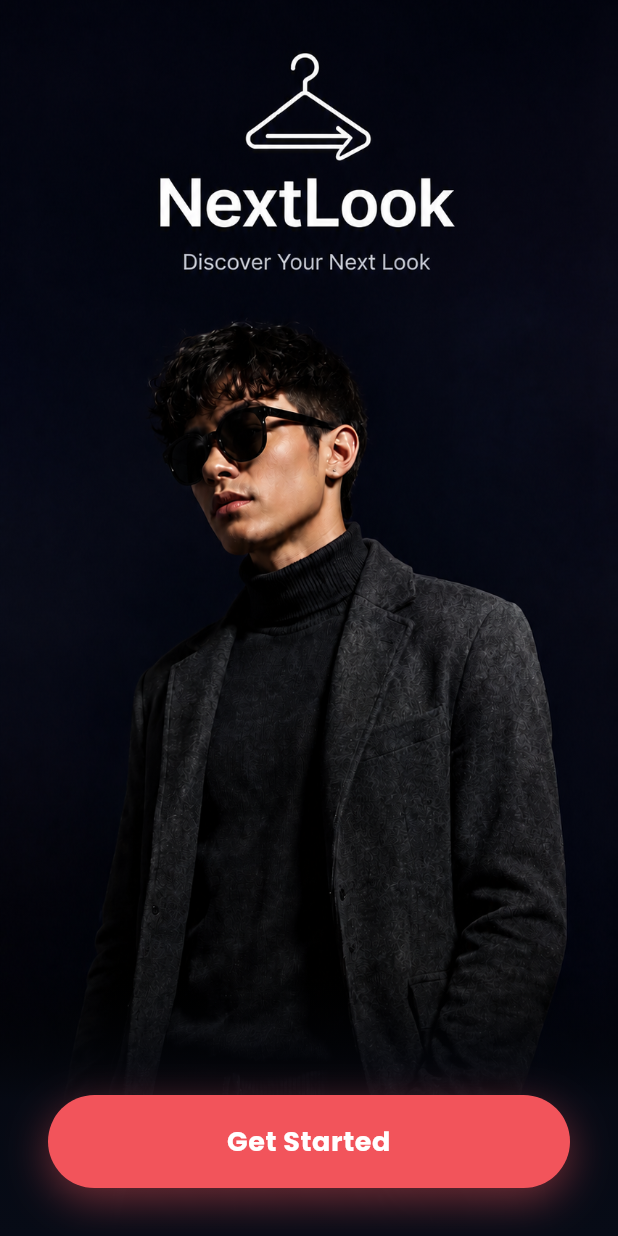
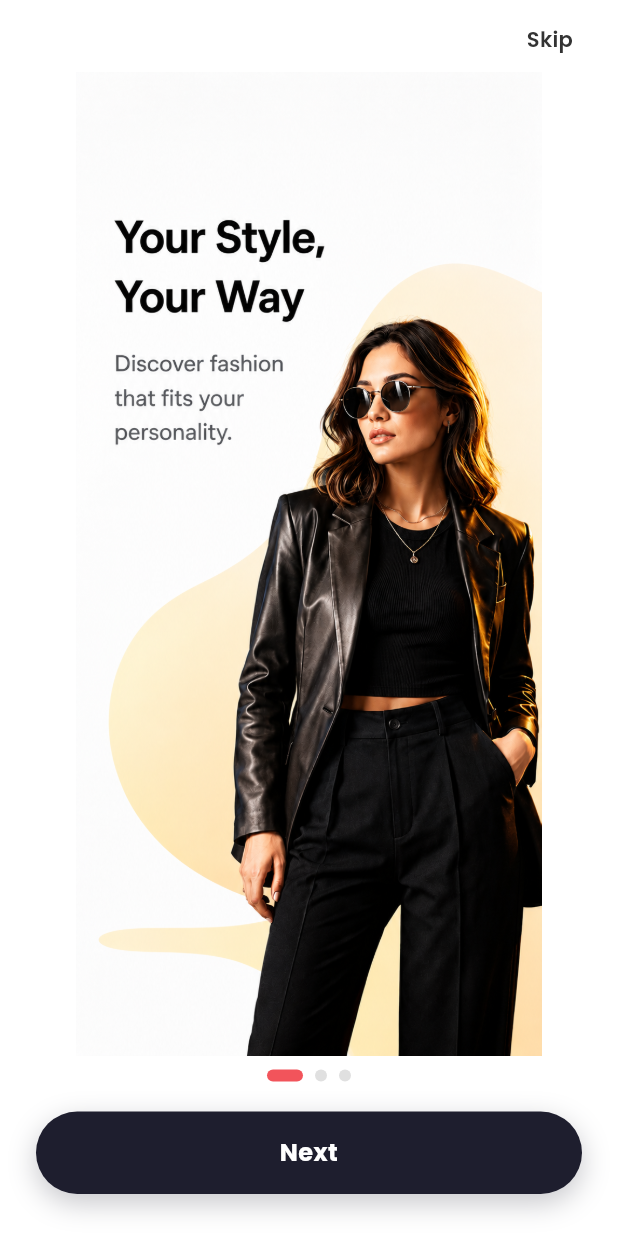
Before and after one commit to ab-pro-dev/NextLook-Shopping-App-Flutter, a Flutter app: the screen it shows after launch, on a phone screen of 412 x 824 dp. Run offline on Flutter 3.47's test engine with Material 3 defaults, Android fonts, the phone set to English and light mode, and no system bars; our stand-ins replace cached_network_image, dio, flutter_riverpod, flutter_secure_storage, go_router, google_fonts and 1 more.

Commit message:
feat(onboarding): implement 3-screen onboarding flow with Skip button, pagination dots, and dark pill Next/Finish buttons

```diff
--- a/nextlook/lib/features/onboarding/presentation/onboarding_screen.dart
+++ b/nextlook/lib/features/onboarding/presentation/onboarding_screen.dart
@@ -1,5 +1,6 @@
 import 'package:flutter/material.dart';
 import 'package:go_router/go_router.dart';
+import 'package:google_fonts/google_fonts.dart';
 
 class OnboardingScreen extends StatefulWidget {
   const OnboardingScreen({super.key});
@@ -9,115 +10,214 @@ class OnboardingScreen extends StatefulWidget {
 }
 
 class _OnboardingScreenState extends State<OnboardingScreen> {
-  bool _isPressed = false;
+  final PageController _pageController = PageController();
+  int _currentPage = 0;
+  bool _isButtonPressed = false;
 
-  void _onGetStartedTap() {
+  final List<String> _onboardingImages = const [
+    'assets/images/screen_1.png',
+    'assets/images/screen_2.png',
+    'assets/images/screen_3.png',
+  ];
+
+  void _onSkipTap() {
     context.go('/home');
+  }
+
+  void _onNextTap() {
+    if (_currentPage < _onboardingImages.length - 1) {
+      _pageController.nextPage(
+        duration: const Duration(milliseconds: 350),
+        curve: Curves.easeInOutCubic,
+      );
+    } else {
+      context.go('/home');
+    }
+  }
+
+  @override
+  void dispose() {
+    _pageController.dispose();
+    super.dispose();
   }
 
   @override
   Widget build(BuildContext context) {
     final mediaQuery = MediaQuery.of(context);
+    final topPadding = mediaQuery.padding.top;
     final bottomPadding = mediaQuery.padding.bottom;
 
+    final isLastPage = _currentPage == _onboardingImages.length - 1;
+
     return Scaffold(
-      backgroundColor: const Color(0xFF070B16), // Deep navy/black
+      backgroundColor: Colors.white,
       body: Stack(
-        fit: StackFit.expand,
         children: [
-          // 1. Full-bleed NextLook Splash Artwork (Hanger Logo + NextLook title + Model)
-          Positioned.fill(
+          // 1. PageView for the 3 Onboarding Screens
+          PageView.builder(
+            controller: _pageController,
+            onPageChanged: (index) {
+              setState(() {
+                _currentPage = index;
+              });
+            },
+            itemCount: _onboardingImages.length,
+            itemBuilder: (context, index) {
+              return Container(
+                color: Colors.white,
+                child: Column(
+                  children: [
+                    SizedBox(height: topPadding + 48), // Leave space for top-right Skip button
+                    Expanded(
+                      child: Padding(
+                        padding: const EdgeInsets.symmetric(horizontal: 16.0),
                         child: Image.asset(
-              'assets/images/nextlook_splash_bg.png',
-              fit: BoxFit.cover,
+                          _onboardingImages[index],
+                          fit: BoxFit.contain,
                           alignment: Alignment.center,
                           errorBuilder: (context, error, stackTrace) {
-                return Container(
-                  color: const Color(0xFF070B16),
-                  child: const Center(
-                    child: Icon(
-                      Icons.shopping_bag_outlined,
-                      size: 80,
-                      color: Colors.white24,
+                            return Center(
+                              child: Column(
+                                mainAxisAlignment: MainAxisAlignment.center,
+                                children: [
+                                  const Icon(
+                                    Icons.image_not_supported_outlined,
+                                    size: 64,
+                                    color: Colors.grey,
                                   ),
+                                  const SizedBox(height: 12),
+                                  Text(
+                                    'Screen ${index + 1}',
+                                    style: GoogleFonts.poppins(
+                                      fontSize: 18,
+                                      fontWeight: FontWeight.w600,
+                                      color: const Color(0xFF333333),
+                                    ),
+                                  ),
+                                ],
+                              ),
+                            );
+                          },
+                        ),
+                      ),
+                    ),
+                    const SizedBox(height: 120), // Reserve bottom space for dots & button
+                  ],
+                ),
+              );
+            },
+          ),
+
+          // 2. Top-Right "Skip" Button
+          Positioned(
+            top: topPadding + 8,
+            right: 16,
+            child: SafeArea(
+              child: Material(
+                color: Colors.transparent,
+                child: InkWell(
+                  onTap: _onSkipTap,
+                  borderRadius: BorderRadius.circular(20),
+                  child: Padding(
+                    padding: const EdgeInsets.symmetric(horizontal: 14, vertical: 8),
+                    child: Text(
+                      'Skip',
+                      style: GoogleFonts.poppins(
+                        fontSize: 14,
+                        fontWeight: FontWeight.w600,
+                        color: const Color(0xFF333333),
+                        letterSpacing: 0.2,
+                      ),
+                    ),
+                  ),
+                ),
+              ),
+            ),
+          ),
+
+          // 3. Bottom Controls (Pagination Dots + Dark Pill Action Button)
+          Positioned(
+            left: 0,
+            right: 0,
+            bottom: 0,
+            child: Container(
+              color: Colors.white,
+              padding: EdgeInsets.only(
+                left: 24,
+                right: 24,
+                bottom: bottomPadding > 0 ? bottomPadding + 12 : 28,
+              ),
+              child: Column(
+                mainAxisSize: MainAxisSize.min,
+                children: [
+                  // Pagination Dots (3 dots total)
+                  Row(
+                    mainAxisAlignment: MainAxisAlignment.center,
+                    children: List.generate(
+                      _onboardingImages.length,
+                      (index) {
+                        final isActive = _currentPage == index;
+                        return AnimatedContainer(
+                          duration: const Duration(milliseconds: 250),
+                          margin: const EdgeInsets.symmetric(horizontal: 4),
+                          height: 8,
+                          width: isActive ? 24 : 8,
+                          decoration: BoxDecoration(
+                            color: isActive
+                                ? const Color(0xFFF2545B) // Active brand Coral/Pink (#F2545B)
+                                : const Color(0xFFE0E0E0), // Inactive light grey
+                            borderRadius: BorderRadius.circular(4),
                           ),
                         );
                       },
                     ),
                   ),
 
-          // 2. Gradient overlay at the bottom for high button contrast
-          Positioned(
-            left: 0,
-            right: 0,
-            bottom: 0,
-            height: 180,
-            child: Container(
-              decoration: const BoxDecoration(
-                gradient: LinearGradient(
-                  begin: Alignment.topCenter,
-                  end: Alignment.bottomCenter,
-                  colors: [
-                    Colors.transparent,
-                    Color(0xCC070B16),
-                    Color(0xFF070B16),
-                  ],
-                ),
-              ),
-            ),
-          ),
+                  const SizedBox(height: 20),
 
-          // 3. Rounded Pill "Get Started" Button at bottom
-          SafeArea(
-            child: Align(
-              alignment: Alignment.bottomCenter,
-              child: Padding(
-                padding: EdgeInsets.only(
-                  left: 32,
-                  right: 32,
-                  bottom: bottomPadding > 0 ? 16 : 32,
-                ),
-                child: GestureDetector(
-                  onTapDown: (_) => setState(() => _isPressed = true),
+                  // Action Button ("Next" for Screens 1 & 2, "Finish" for Screen 3)
+                  GestureDetector(
+                    onTapDown: (_) => setState(() => _isButtonPressed = true),
                     onTapUp: (_) {
-                    setState(() => _isPressed = false);
-                    _onGetStartedTap();
+                      setState(() => _isButtonPressed = false);
+                      _onNextTap();
                     },
-                  onTapCancel: () => setState(() => _isPressed = false),
+                    onTapCancel: () => setState(() => _isButtonPressed = false),
                     child: AnimatedScale(
-                    scale: _isPressed ? 0.95 : 1.0,
+                      scale: _isButtonPressed ? 0.96 : 1.0,
                       duration: const Duration(milliseconds: 100),
                       curve: Curves.easeOutCubic,
                       child: AnimatedContainer(
                         duration: const Duration(milliseconds: 150),
                         width: double.infinity,
-                      padding: const EdgeInsets.symmetric(vertical: 18),
+                        padding: const EdgeInsets.symmetric(vertical: 16),
                         decoration: BoxDecoration(
-                        color: _isPressed
-                            ? const Color(0xFFD63E45) // Slightly darker coral on press
-                            : const Color(0xFFF2545B), // Coral/pink (#F2545B)
+                          color: _isButtonPressed
+                              ? const Color(0xFF141420) // Slightly darker navy on press
+                              : const Color(0xFF1E1E2E), // Dark Navy/Black (#1E1E2E)
                           borderRadius: BorderRadius.circular(50),
                           boxShadow: [
                             BoxShadow(
-                            color: const Color(0xFFF2545B).withValues(alpha: 0.45),
-                            blurRadius: 24,
-                            offset: const Offset(0, 8),
+                              color: const Color(0xFF1E1E2E).withValues(alpha: 0.25),
+                              blurRadius: 16,
+                              offset: const Offset(0, 6),
                             ),
                           ],
                         ),
-                      child: const Text(
-                        'Get Started',
-                        style: TextStyle(
-                          fontSize: 18,
+                        child: Text(
+                          isLastPage ? 'Finish' : 'Next',
+                          style: GoogleFonts.poppins(
+                            fontSize: 16,
                             fontWeight: FontWeight.bold,
                             color: Colors.white,
-                          letterSpacing: 0.4,
+                            letterSpacing: 0.3,
                           ),
                           textAlign: TextAlign.center,
                         ),
                       ),
                     ),
                   ),
+                ],
               ),
             ),
           ),
```
Also changed, not shown: nextlook/assets/images/screen_1.png (added), nextlook/assets/images/screen_2.png (added), nextlook/assets/images/screen_3.png (added), 1 other file. Lines whose indentation alone changed are shown as unchanged.
